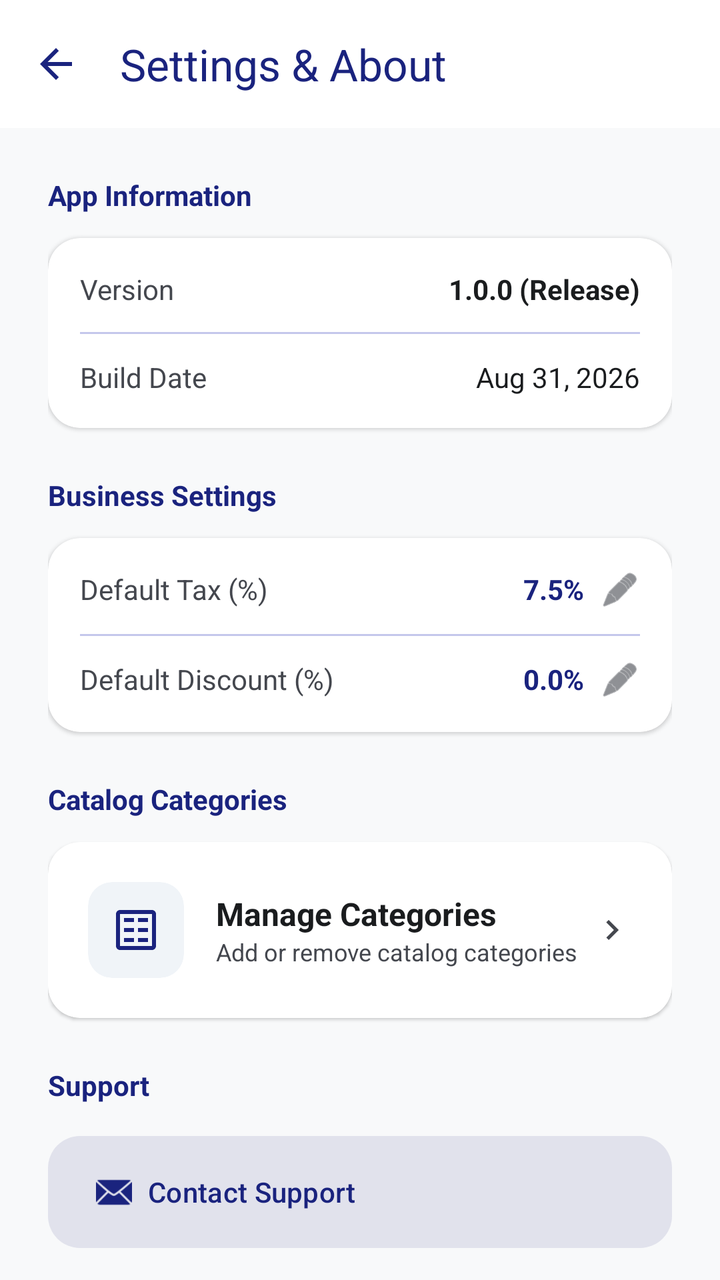
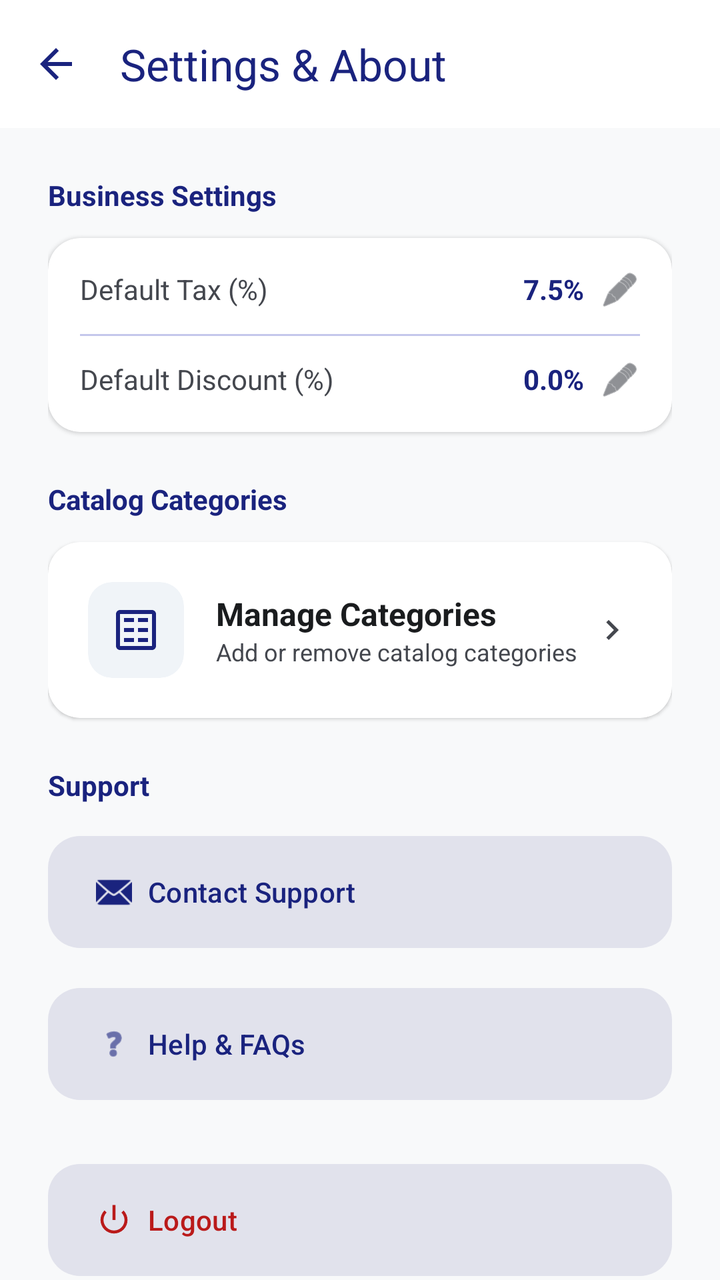

Screens rendered from an Android XML layout before and after an edit, with the pre-edit source and the edit as a unified diff.
<!-- AndroidManifest.xml: application theme Theme.PosExpress -->
<!-- res/layout/fragment_settings.xml -->
<?xml version="1.0" encoding="utf-8"?>
<androidx.coordinatorlayout.widget.CoordinatorLayout xmlns:android="http://schemas.android.com/apk/res/android"
    xmlns:app="http://schemas.android.com/apk/res-auto"
    android:layout_width="match_parent"
    android:layout_height="match_parent"
    android:background="@color/backgroundOffWhite">

    <com.google.android.material.appbar.AppBarLayout
        android:layout_width="match_parent"
        android:layout_height="wrap_content"
        android:background="@color/white"
        android:fitsSystemWindows="true"
        app:elevation="0dp">

        <com.google.android.material.appbar.MaterialToolbar
            android:id="@+id/toolbar"
            android:layout_width="match_parent"
            android:layout_height="?attr/actionBarSize"
            app:title="@string/title_settings"
            app:titleTextColor="@color/primaryNavy"
            app:navigationIcon="@drawable/ic_back_modern"
            app:navigationIconTint="@color/primaryNavy" />

    </com.google.android.material.appbar.AppBarLayout>

    <androidx.core.widget.NestedScrollView
        android:layout_width="match_parent"
        android:layout_height="match_parent"
        app:layout_behavior="@string/appbar_scrolling_view_behavior">

        <LinearLayout
            android:layout_width="match_parent"
            android:layout_height="wrap_content"
            android:orientation="vertical"
            android:padding="24dp">

            
            <TextView
                android:layout_width="wrap_content"
                android:layout_height="wrap_content"
                android:text="@string/section_app_info"
                android:textColor="@color/primaryNavy"
                android:textStyle="bold"
                android:textSize="14sp"
                android:layout_marginBottom="12dp" />

            <com.google.android.material.card.MaterialCardView
                android:layout_width="match_parent"
                android:layout_height="wrap_content"
                app:cardCornerRadius="16dp"
                app:cardElevation="1dp"
                app:strokeWidth="0dp"
                app:cardBackgroundColor="@color/white"
                android:layout_marginBottom="24dp">

                <LinearLayout
                    android:layout_width="match_parent"
                    android:layout_height="wrap_content"
                    android:orientation="vertical"
                    android:padding="16dp">

                    <LinearLayout
                        android:layout_width="match_parent"
                        android:layout_height="wrap_content"
                        android:orientation="horizontal">
                        <TextView
                            android:layout_width="0dp"
                            android:layout_height="wrap_content"
                            android:layout_weight="1"
                            android:text="@string/label_version"
                            android:textColor="@color/textSecondary" />
                        <TextView
                            android:id="@+id/tvAppVersion"
                            android:layout_width="wrap_content"
                            android:layout_height="wrap_content"
                            android:text="1.0.0 (Release)"
                            android:textColor="@color/textPrimary"
                            android:textStyle="bold" />
                    </LinearLayout>

                    <View
                        android:layout_width="match_parent"
                        android:layout_height="1dp"
                        android:background="@color/divider"
                        android:layout_marginVertical="12dp" />

                    <LinearLayout
                        android:layout_width="match_parent"
                        android:layout_height="wrap_content"
                        android:orientation="horizontal">
                        <TextView
                            android:layout_width="0dp"
                            android:layout_height="wrap_content"
                            android:layout_weight="1"
                            android:text="@string/label_build"
                            android:textColor="@color/textSecondary" />
                        <TextView
                            android:layout_width="wrap_content"
                            android:layout_height="wrap_content"
                            android:text="Aug 31, 2026"
                            android:textColor="@color/textPrimary" />
                    </LinearLayout>

                </LinearLayout>
            </com.google.android.material.card.MaterialCardView>

            
            <TextView
                android:layout_width="wrap_content"
                android:layout_height="wrap_content"
                android:text="Business Settings"
                android:textColor="@color/primaryNavy"
                android:textStyle="bold"
                android:textSize="14sp"
                android:layout_marginBottom="12dp" />

            <com.google.android.material.card.MaterialCardView
                android:layout_width="match_parent"
                android:layout_height="wrap_content"
                app:cardCornerRadius="16dp"
                app:cardElevation="1dp"
                app:strokeWidth="0dp"
                app:cardBackgroundColor="@color/white"
                android:layout_marginBottom="24dp">

                <LinearLayout
                    android:layout_width="match_parent"
                    android:layout_height="wrap_content"
                    android:orientation="vertical"
                    android:padding="16dp">

                    <LinearLayout
                        android:id="@+id/btnConfigTax"
                        android:layout_width="match_parent"
                        android:layout_height="wrap_content"
                        android:orientation="horizontal"
                        android:background="?attr/selectableItemBackground"
                        android:clickable="true"
                        android:focusable="true">
                        <TextView
                            android:layout_width="0dp"
                            android:layout_height="wrap_content"
                            android:layout_weight="1"
                            android:text="Default Tax (%)"
                            android:textColor="@color/textSecondary" />
                        <TextView
                            android:id="@+id/tvTaxValue"
                            android:layout_width="wrap_content"
                            android:layout_height="wrap_content"
                            android:text="7.5%"
                            android:textColor="@color/primaryNavy"
                            android:textStyle="bold" />

                        <ImageView
                            android:layout_width="20dp"
                            android:layout_height="20dp"
                            android:layout_marginStart="8dp"
                            android:src="@android:drawable/ic_menu_edit"
                            app:tint="@color/textSecondary" />
                    </LinearLayout>

                    <View
                        android:layout_width="match_parent"
                        android:layout_height="1dp"
                        android:background="@color/divider"
                        android:layout_marginVertical="12dp" />

                    <LinearLayout
                        android:id="@+id/btnConfigDiscount"
                        android:layout_width="match_parent"
                        android:layout_height="wrap_content"
                        android:orientation="horizontal"
                        android:background="?attr/selectableItemBackground"
                        android:clickable="true"
                        android:focusable="true">
                        <TextView
                            android:layout_width="0dp"
                            android:layout_height="wrap_content"
                            android:layout_weight="1"
                            android:text="Default Discount (%)"
                            android:textColor="@color/textSecondary" />
                        <TextView
                            android:id="@+id/tvDiscountValue"
                            android:layout_width="wrap_content"
                            android:layout_height="wrap_content"
                            android:text="0.0%"
                            android:textColor="@color/primaryNavy"
                            android:textStyle="bold" />

                        <ImageView
                            android:layout_width="20dp"
                            android:layout_height="20dp"
                            android:layout_marginStart="8dp"
                            android:src="@android:drawable/ic_menu_edit"
                            app:tint="@color/textSecondary" />
                    </LinearLayout>

                </LinearLayout>
            </com.google.android.material.card.MaterialCardView>

            
            <TextView
                android:layout_width="wrap_content"
                android:layout_height="wrap_content"
                android:text="@string/section_categories"
                android:textColor="@color/primaryNavy"
                android:textStyle="bold"
                android:textSize="14sp"
                android:layout_marginBottom="12dp" />

            <com.google.android.material.card.MaterialCardView
                android:id="@+id/cardManageCategories"
                android:layout_width="match_parent"
                android:layout_height="wrap_content"
                app:cardCornerRadius="16dp"
                app:cardElevation="1dp"
                app:strokeWidth="0dp"
                app:cardBackgroundColor="@color/white"
                android:clickable="true"
                android:focusable="true"
                android:foreground="?attr/selectableItemBackground"
                android:layout_marginBottom="24dp">

                <LinearLayout
                    android:layout_width="match_parent"
                    android:layout_height="wrap_content"
                    android:orientation="horizontal"
                    android:padding="20dp"
                    android:gravity="center_vertical">

                    <com.google.android.material.card.MaterialCardView
                        android:layout_width="48dp"
                        android:layout_height="48dp"
                        app:cardCornerRadius="12dp"
                        app:cardBackgroundColor="#F0F4F8"
                        app:strokeWidth="0dp"
                        app:cardElevation="0dp">
                        <ImageView
                            android:layout_width="24dp"
                            android:layout_height="24dp"
                            android:layout_gravity="center"
                            android:src="@drawable/ic_inventory_modern"
                            app:tint="@color/primaryNavy" />
                    </com.google.android.material.card.MaterialCardView>

                    <LinearLayout
                        android:layout_width="0dp"
                        android:layout_height="wrap_content"
                        android:layout_weight="1"
                        android:layout_marginStart="16dp"
                        android:orientation="vertical">

                        <TextView
                            android:layout_width="wrap_content"
                            android:layout_height="wrap_content"
                            android:text="@string/label_manage_categories"
                            android:textColor="@color/textPrimary"
                            android:textSize="16sp"
                            android:textStyle="bold" />

                        <TextView
                            android:layout_width="wrap_content"
                            android:layout_height="wrap_content"
                            android:text="@string/desc_manage_categories"
                            android:textColor="@color/textSecondary"
                            android:textSize="12sp" />
                    </LinearLayout>

                    <ImageView
                        android:layout_width="20dp"
                        android:layout_height="20dp"
                        android:src="@drawable/ic_arrow_forward_modern"
                        app:tint="@color/textSecondary" />
                </LinearLayout>
            </com.google.android.material.card.MaterialCardView>

            
            <TextView
                android:layout_width="wrap_content"
                android:layout_height="wrap_content"
                android:text="@string/section_support"
                android:textColor="@color/primaryNavy"
                android:textStyle="bold"
                android:textSize="14sp"
                android:layout_marginBottom="12dp" />

            <com.google.android.material.button.MaterialButton
                android:id="@+id/btnSupport"
                style="@style/Widget.Material3.Button.TonalButton"
                android:layout_width="match_parent"
                android:layout_height="64dp"
                android:text="@string/btn_contact_support"
                android:textAlignment="viewStart"
                app:icon="@android:drawable/ic_dialog_email"
                app:iconGravity="textStart"
                app:cornerRadius="16dp"
                android:layout_marginBottom="12dp" />

            <com.google.android.material.button.MaterialButton
                android:id="@+id/btnHelp"
                style="@style/Widget.Material3.Button.TonalButton"
                android:layout_width="match_parent"
                android:layout_height="64dp"
                android:text="@string/btn_help"
                android:textAlignment="viewStart"
                app:icon="@android:drawable/ic_menu_help"
                app:iconGravity="textStart"
                app:cornerRadius="16dp"
                android:layout_marginBottom="24dp" />

            
            <com.google.android.material.button.MaterialButton
                android:id="@+id/btnLogout"
                style="@style/Widget.Material3.Button.TonalButton"
                android:layout_width="match_parent"
                android:layout_height="64dp"
                android:text="@string/btn_logout"
                android:textAlignment="viewStart"
                android:textColor="@color/alertRed"
                app:icon="@android:drawable/ic_lock_power_off"
                app:iconGravity="textStart"
                app:iconTint="@color/alertRed"
                app:cornerRadius="16dp"
                android:layout_marginBottom="32dp" />

            
            <ImageView
                android:layout_width="64dp"
                android:layout_height="64dp"
                android:layout_gravity="center"
                android:src="@mipmap/ic_launcher_round"
                android:alpha="0.3" />

            <TextView
                android:layout_width="wrap_content"
                android:layout_height="wrap_content"
                android:layout_gravity="center"
                android:text="PaySwift POS Express"
                android:textColor="@color/textSecondary"
                android:textSize="12sp"
                android:layout_marginTop="8dp" />

        </LinearLayout>
    </androidx.core.widget.NestedScrollView>

</androidx.coordinatorlayout.widget.CoordinatorLayout>
<!-- resources referenced by this layout -->
<resources>
  <color name="alertRed">#BA1A1A</color>
  <color name="backgroundOffWhite">#F8F9FA</color>
  <color name="divider">#C4C7EB</color>
  <color name="primaryNavy">#1A237E</color>
  <color name="textPrimary">#1A1C1E</color>
  <color name="textSecondary">#44474E</color>
  <color name="white">#FFFFFF</color>
  <!-- drawable ic_arrow_forward_modern (drawable) -->
  <vector xmlns:android="http://schemas.android.com/apk/res/android"
      android:width="24dp"
      android:height="24dp"
      android:viewportWidth="24"
      android:viewportHeight="24">
      <path
          android:fillColor="#FF000000"
          android:pathData="M8.59,16.59L13.17,12L8.59,7.41L10,6l6,6l-6,6L8.59,16.59z" />
  </vector>
  <!-- drawable ic_back_modern (drawable) -->
  <vector xmlns:android="http://schemas.android.com/apk/res/android"
      android:width="24dp"
      android:height="24dp"
      android:viewportWidth="24"
      android:viewportHeight="24">
      <path
          android:fillColor="#FF000000"
          android:pathData="M20,11H7.83l5.59-5.59L12,4l-8,8l8,8l1.41-1.41L7.83,13H20V11z" />
  </vector>
  <!-- drawable ic_inventory_modern (drawable) -->
  <vector xmlns:android="http://schemas.android.com/apk/res/android"
      android:width="24dp"
      android:height="24dp"
      android:viewportWidth="24"
      android:viewportHeight="24">
      <path
          android:fillColor="#FF000000"
          android:pathData="M20,2H4C2.9,2 2,2.9 2,4v16c0,1.1 0.9,2 2,2h16c1.1,0 2,-0.9 2,-2V4C22,2.9 21.1,2 20,2zM20,20H4V4h16V20zM18,6h-5v2h5V6zM18,11h-5v2h5V11zM18,16h-5v2h5V16zM11,6H6v2h5V6zM11,11H6v2h5V11zM11,16H6v2h5V16z" />
  </vector>
  <!-- mipmap ic_launcher_round (mipmap-anydpi-v26) -->
  <?xml version="1.0" encoding="utf-8"?>
  <adaptive-icon xmlns:android="http://schemas.android.com/apk/res/android">
      <background android:drawable="@drawable/ic_launcher_background" />
      <foreground android:drawable="@drawable/ic_launcher_foreground" />
      <monochrome android:drawable="@drawable/ic_launcher_foreground" />
  </adaptive-icon>
  <string name="btn_contact_support">Contact Support</string>
  <string name="btn_help">Help &amp; FAQs</string>
  <string name="btn_logout">Logout</string>
  <string name="desc_manage_categories">Add or remove catalog categories</string>
  <string name="label_build">Build Date</string>
  <string name="label_manage_categories">Manage Categories</string>
  <string name="label_version">Version</string>
  <string name="section_app_info">App Information</string>
  <string name="section_categories">Catalog Categories</string>
  <string name="section_support">Support</string>
  <string name="title_settings">Settings &amp; About</string>
  <style name="Theme.PosExpress" parent="Base.Theme.PosExpress" />
  <!-- drawable ic_launcher_background (drawable) -->
  <?xml version="1.0" encoding="utf-8"?>
  <vector xmlns:android="http://schemas.android.com/apk/res/android"
      android:width="108dp"
      android:height="108dp"
      android:viewportWidth="108"
      android:viewportHeight="108">
      <path
          android:fillColor="#1A237E"
          android:pathData="M0,0h108v108h-108z" />
  </vector>
  <style name="Base.Theme.PosExpress" parent="Theme.Material3.DayNight.NoActionBar">
          <item name="colorPrimary">@color/primaryNavy</item>
          <item name="colorOnPrimary">@color/white</item>
          <item name="android:windowBackground">@color/backgroundOffWhite</item>
          <item name="android:statusBarColor">@color/primaryNavy</item>
          <item name="colorSecondaryContainer">@color/surfaceVariant</item>
          <item name="colorOnSecondaryContainer">@color/primaryNavy</item>
      </style>
  <color name="surfaceVariant">#E1E2EC</color>
  <!-- unchanged entries left out for length: 1 -->
</resources>

<!-- the commit's change to res/layout/fragment_settings.xml (unified diff, before → after) -->
@@ -33,76 +33,6 @@
             android:layout_height="wrap_content"
             android:orientation="vertical"
             android:padding="24dp">
-
-            
-            <TextView
-                android:layout_width="wrap_content"
-                android:layout_height="wrap_content"
-                android:text="@string/section_app_info"
-                android:textColor="@color/primaryNavy"
-                android:textStyle="bold"
-                android:textSize="14sp"
-                android:layout_marginBottom="12dp" />
-
-            <com.google.android.material.card.MaterialCardView
-                android:layout_width="match_parent"
-                android:layout_height="wrap_content"
-                app:cardCornerRadius="16dp"
-                app:cardElevation="1dp"
-                app:strokeWidth="0dp"
-                app:cardBackgroundColor="@color/white"
-                android:layout_marginBottom="24dp">
-
-                <LinearLayout
-                    android:layout_width="match_parent"
-                    android:layout_height="wrap_content"
-                    android:orientation="vertical"
-                    android:padding="16dp">
-
-                    <LinearLayout
-                        android:layout_width="match_parent"
-                        android:layout_height="wrap_content"
-                        android:orientation="horizontal">
-                        <TextView
-                            android:layout_width="0dp"
-                            android:layout_height="wrap_content"
-                            android:layout_weight="1"
-                            android:text="@string/label_version"
-                            android:textColor="@color/textSecondary" />
-                        <TextView
-                            android:id="@+id/tvAppVersion"
-                            android:layout_width="wrap_content"
-                            android:layout_height="wrap_content"
-                            android:text="1.0.0 (Release)"
-                            android:textColor="@color/textPrimary"
-                            android:textStyle="bold" />
-                    </LinearLayout>
-
-                    <View
-                        android:layout_width="match_parent"
-                        android:layout_height="1dp"
-                        android:background="@color/divider"
-                        android:layout_marginVertical="12dp" />
-
-                    <LinearLayout
-                        android:layout_width="match_parent"
-                        android:layout_height="wrap_content"
-                        android:orientation="horizontal">
-                        <TextView
-                            android:layout_width="0dp"
-                            android:layout_height="wrap_content"
-                            android:layout_weight="1"
-                            android:text="@string/label_build"
-                            android:textColor="@color/textSecondary" />
-                        <TextView
-                            android:layout_width="wrap_content"
-                            android:layout_height="wrap_content"
-                            android:text="Aug 31, 2026"
-                            android:textColor="@color/textPrimary" />
-                    </LinearLayout>
-
-                </LinearLayout>
-            </com.google.android.material.card.MaterialCardView>
 
             
             <TextView
<!-- resource entries referenced after the edit -->
@@ -48,10 +48,7 @@
   <string name="btn_help">Help &amp; FAQs</string>
   <string name="btn_logout">Logout</string>
   <string name="desc_manage_categories">Add or remove catalog categories</string>
-  <string name="label_build">Build Date</string>
   <string name="label_manage_categories">Manage Categories</string>
-  <string name="label_version">Version</string>
-  <string name="section_app_info">App Information</string>
   <string name="section_categories">Catalog Categories</string>
   <string name="section_support">Support</string>
   <string name="title_settings">Settings &amp; About</string>
